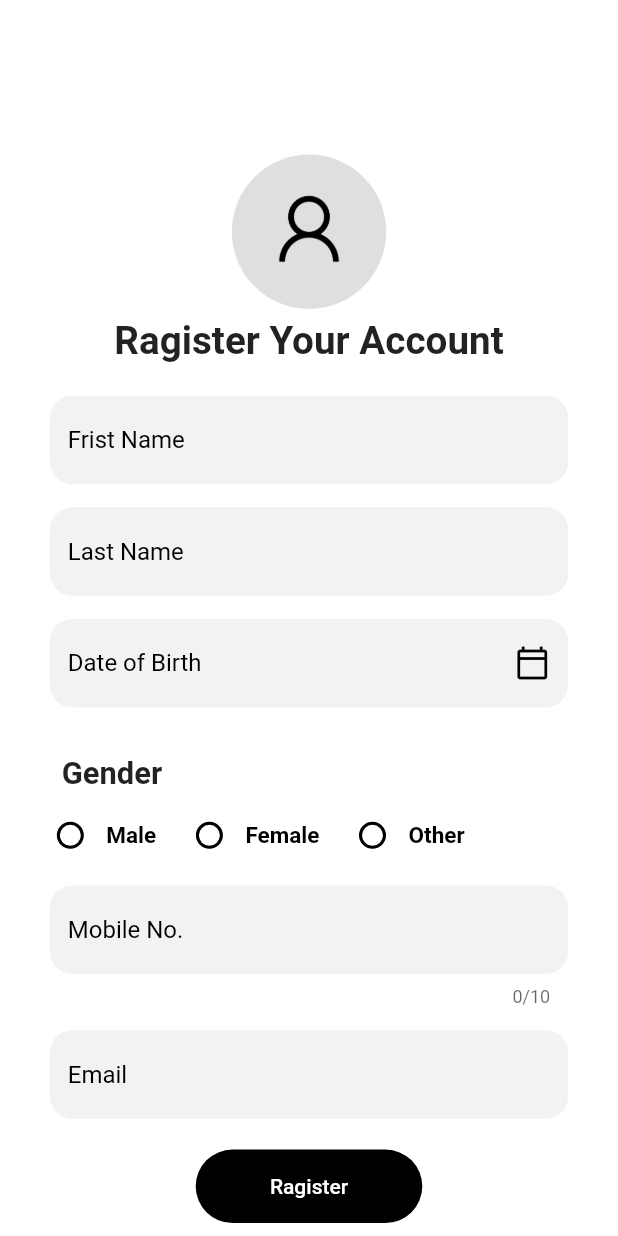
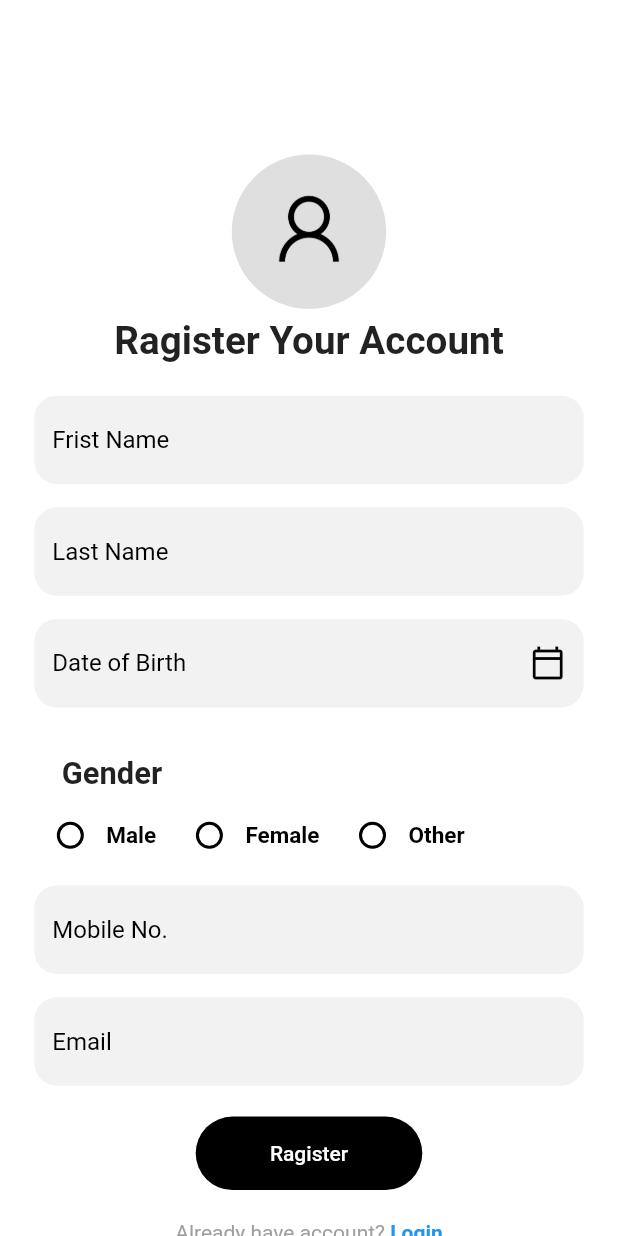
Before and after one commit to iamrutudhvaj/akarosmi-flutter, a Flutter app: the RagisterPageView screen opened by its route, on a phone screen of 412 x 824 dp. Run offline on Flutter 3.47's test engine with Material 2 defaults, Android fonts, the phone set to English and light mode, and no system bars; our stand-ins replace flutter_screenutil, get.

Commit message:
FIX: AK-002 code review fixes

```diff
--- a/lib/app/modules/ragister_page/controllers/ragister_page_controller.dart
+++ b/lib/app/modules/ragister_page/controllers/ragister_page_controller.dart
@@ -1,11 +1,10 @@
-
 import 'package:flutter/material.dart';
 import 'package:get/get.dart';
 
 class RagisterPageController extends GetxController {
   TextEditingController dobController = TextEditingController();
+
   var selectedGender = "".obs;
-  var selectedDate = DateTime.now().obs;
 
   onChnageGender(var gender) {
     selectedGender.value = gender;
--- a/lib/app/modules/ragister_page/views/ragister_page_view.dart
+++ b/lib/app/modules/ragister_page/views/ragister_page_view.dart
@@ -1,11 +1,11 @@
+import 'package:flutter/gestures.dart';
 import 'package:flutter/material.dart';
 import 'package:flutter_screenutil/flutter_screenutil.dart';
-
 import 'package:get/get.dart';
 import 'package:intl/intl.dart';
-
 import '../../../core/theme/color.dart';
 import '../../../core/theme/style.dart';
+import '../../../routes/app_pages.dart';
 import '../../../widgets/custom_text_field.dart';
 import '../../../widgets/primary_button.dart';
 import '../controllers/ragister_page_controller.dart';
@@ -186,6 +186,29 @@ class RagisterPageView extends GetView<RagisterPageController> {
             SizedBox(
               height: 20.h,
             ),
+            Center(
+              child: RichText(
+                text: TextSpan(
+                  style: TextStyle(color: AppColors.grey),
+                  text: "Already have account? ",
+                  children: [
+                    TextSpan(
+                      text: "Login",
+                      recognizer: TapGestureRecognizer()
+                        ..onTap = () => Get.toNamed(Routes.LOGIN_PAGE),
+                      style: TextStyle(
+                        color: AppColors.blue,
+                        fontWeight: FontWeight.bold,
+                        decoration: TextDecoration.underline,
+                      ),
+                    )
+                  ],
+                ),
+              ),
+            ),
+            SizedBox(
+              height: 20.h,
+            ),
           ],
         ),
       ),
--- a/lib/app/widgets/custom_text_field.dart
+++ b/lib/app/widgets/custom_text_field.dart
@@ -1,9 +1,7 @@
 import 'package:flutter/material.dart';
-import 'package:flutter_screenutil/flutter_screenutil.dart';
 import '../core/theme/color.dart';
 
 class CustomTextFormField extends StatelessWidget {
-  // final TextEditingController controller;
   final String? hintText;
   final TextEditingController? controller;
   final dynamic validator;
@@ -14,7 +12,6 @@ class CustomTextFormField extends StatelessWidget {
   final dynamic icon;
   final TextInputType? textInputType;
   final int? maxleng;
-  // final Color? color;
   final dynamic onTap;
   final dynamic focusNode;
   final bool? readonly;
@@ -22,10 +19,8 @@ class CustomTextFormField extends StatelessWidget {
 
   const CustomTextFormField({
     Key? key,
-    // required this.controller,
     this.hintText,
     this.validator,
-    // this.color,
     this.hasPadding = true,
     this.onChanged,
     this.suffixIcon,
@@ -42,20 +37,18 @@ class CustomTextFormField extends StatelessWidget {
 
   @override
   Widget build(BuildContext context) {
-    return Container(
-      padding: hasPadding! ? EdgeInsets.symmetric(horizontal: 10.sp) : null,
-      child: TextFormField(
+    return TextFormField(
       controller: controller,
+      textInputAction: TextInputAction.next,
       readOnly: readonly!,
       obscureText: obscureText!,
-        // controller: controller,
       focusNode: focusNode,
       validator: validator,
       onChanged: onChanged,
       onTap: onTap,
-
       cursorColor: AppColors.black,
       decoration: InputDecoration(
+        counterText: "",
         fillColor: AppColors.fillColor,
         filled: true,
         prefixIcon: icon,
@@ -82,10 +75,9 @@ class CustomTextFormField extends StatelessWidget {
         hintText: hintText,
         hintStyle: TextStyle(color: AppColors.black),
       ),
-        style:
-            TextStyle(color: AppColors.black, decoration: TextDecoration.none),
-        keyboardType: textInputType, maxLength: maxleng,
-      ),
+      style: TextStyle(color: AppColors.black, decoration: TextDecoration.none),
+      keyboardType: textInputType,
+      maxLength: maxleng,
     );
   }
 }
```
Lines whose indentation alone changed are shown as unchanged.
